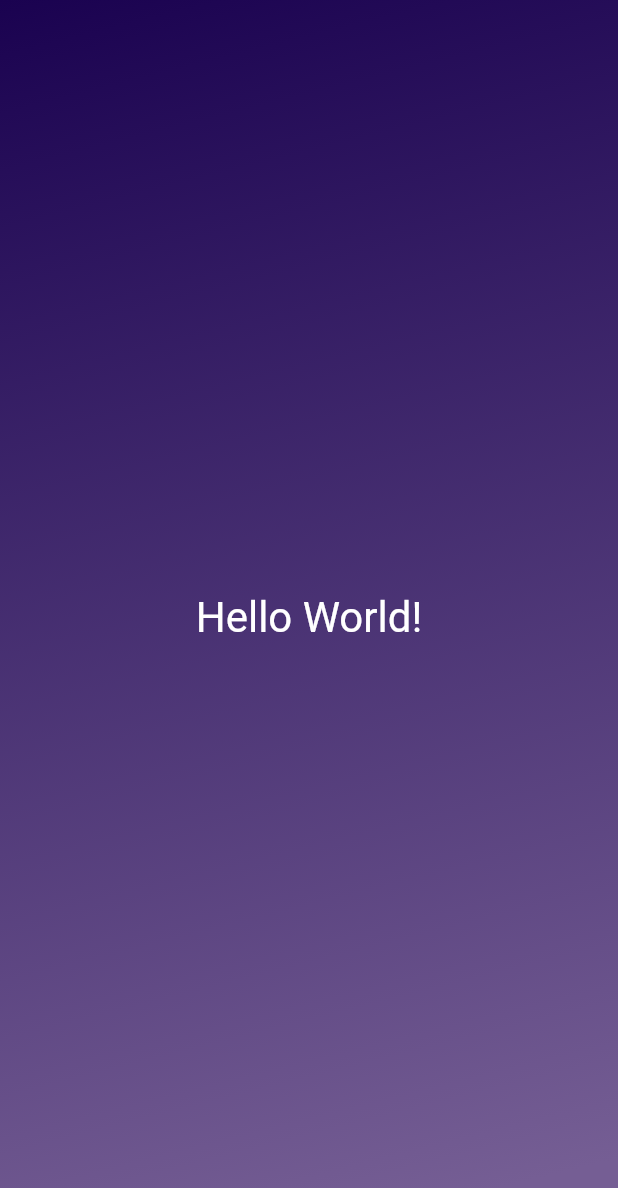
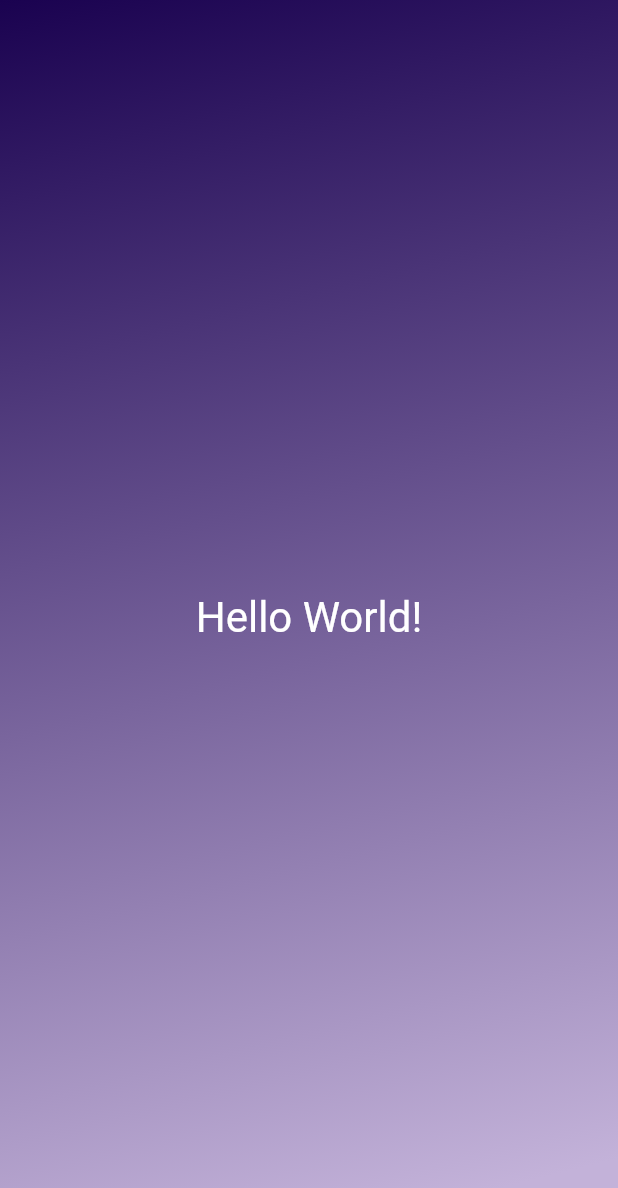
Before and after one commit to eunrain/flutter-prac, a Flutter app: the screen it shows after launch, on a phone screen of 412 x 824 dp. Shown: the top 1188 px of the screen. Run offline on Flutter 3.47's test engine with Material 2 defaults, Android fonts, the phone set to English and light mode, and no system bars.

Commit message:
feat : practice - reusable widgets & constructor functions

```diff
--- a/lib/gradient_container.dart
+++ b/lib/gradient_container.dart
@@ -5,17 +5,17 @@ const startAlignment = Alignment.topLeft;
 const endAlignment = Alignment.bottomCenter;
 
 class GradientContainer extends StatelessWidget {
-  const GradientContainer({super.key});
+  const GradientContainer(this.color1, this.color2, {super.key});
+
+  final Color color1;
+  final Color color2;
 
   @override
   Widget build(context) {
     return Container(
-      decoration: const BoxDecoration(
+      decoration: BoxDecoration(
         gradient: LinearGradient(
-          colors: [
-            Color.fromARGB(255, 26, 2, 80),
-            Color.fromARGB(255, 117, 94, 148)
-          ],
+          colors: [color1, color2],
           begin: startAlignment,
           end: endAlignment,
         ),
@@ -26,3 +26,25 @@ class GradientContainer extends StatelessWidget {
     );
   }
 }
+
+// class GradientContainer extends StatelessWidget {
+//   const GradientContainer({super.key, required this.colors});
+
+//   final List<Color> colors;
+
+//   @override
+//   Widget build(context) {
+//     return Container(
+//       decoration: BoxDecoration(
+//         gradient: LinearGradient(
+//           colors: colors,
+//           begin: startAlignment,
+//           end: endAlignment,
+//         ),
+//       ),
+//       child: const Center(
+//         child: StyledText('Hello World!'),
+//       ),
+//     );
+//   }
+// }
--- a/lib/main.dart
+++ b/lib/main.dart
@@ -5,7 +5,8 @@ void main() {
   runApp(
     const MaterialApp(
       home: Scaffold(
-        body: GradientContainer(),
+        body: GradientContainer(
+            Color.fromARGB(255, 26, 2, 80), Color.fromARGB(255, 195, 178, 217)),
       ),
     ),
   );
```
